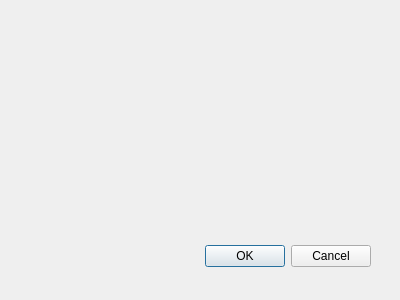
Vincent9974/Project_4_QtTest, file _exam/Project_1_MedicalSystem/remakedialog.ui: the form before one commit.
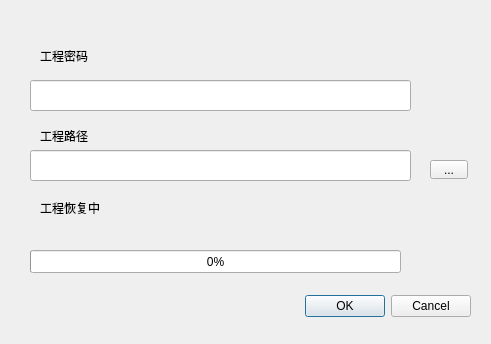
The form after the commit.

Patch:
```diff
--- a/_exam/Project_1_MedicalSystem/remakedialog.ui
+++ b/_exam/Project_1_MedicalSystem/remakedialog.ui
@@ -8,8 +8,8 @@
    <rect>
     <x>0</x>
     <y>0</y>
-    <width>400</width>
-    <height>300</height>
+    <width>491</width>
+    <height>344</height>
    </rect>
   </property>
   <property name="windowTitle">
@@ -18,8 +18,8 @@
   <widget name="buttonBox" class="QDialogButtonBox">
    <property name="geometry">
     <rect>
-     <x>30</x>
-     <y>240</y>
+     <x>130</x>
+     <y>290</y>
      <width>341</width>
      <height>32</height>
     </rect>
@@ -31,6 +31,100 @@
     <set>QDialogButtonBox::Cancel|QDialogButtonBox::Ok</set>
    </property>
   </widget>
+  <widget class="QLabel" name="label">
+   <property name="geometry">
+    <rect>
+     <x>40</x>
+     <y>50</y>
+     <width>54</width>
+     <height>12</height>
+    </rect>
+   </property>
+   <property name="text">
+    <string>工程密码</string>
+   </property>
+  </widget>
+  <widget class="QLineEdit" name="lineEditPwd">
+   <property name="geometry">
+    <rect>
+     <x>30</x>
+     <y>80</y>
+     <width>381</width>
+     <height>31</height>
+    </rect>
+   </property>
+   <property name="echoMode">
+    <enum>QLineEdit::Password</enum>
+   </property>
+  </widget>
+  <widget class="QLabel" name="label_2">
+   <property name="geometry">
+    <rect>
+     <x>40</x>
+     <y>130</y>
+     <width>54</width>
+     <height>12</height>
+    </rect>
+   </property>
+   <property name="text">
+    <string>工程路径</string>
+   </property>
+  </widget>
+  <widget class="QLineEdit" name="lineEditFilePath">
+   <property name="geometry">
+    <rect>
+     <x>30</x>
+     <y>150</y>
+     <width>381</width>
+     <height>31</height>
+    </rect>
+   </property>
+   <property name="echoMode">
+    <enum>QLineEdit::Normal</enum>
+   </property>
+   <property name="readOnly">
+    <bool>true</bool>
+   </property>
+  </widget>
+  <widget class="QToolButton" name="toolButton">
+   <property name="geometry">
+    <rect>
+     <x>430</x>
+     <y>160</y>
+     <width>38</width>
+     <height>19</height>
+    </rect>
+   </property>
+   <property name="text">
+    <string>...</string>
+   </property>
+  </widget>
+  <widget class="QLabel" name="label_3">
+   <property name="geometry">
+    <rect>
+     <x>40</x>
+     <y>200</y>
+     <width>81</width>
+     <height>16</height>
+    </rect>
+   </property>
+   <property name="text">
+    <string>工程恢复中</string>
+   </property>
+  </widget>
+  <widget class="QProgressBar" name="progressBar">
+   <property name="geometry">
+    <rect>
+     <x>30</x>
+     <y>250</y>
+     <width>371</width>
+     <height>23</height>
+    </rect>
+   </property>
+   <property name="value">
+    <number>0</number>
+   </property>
+  </widget>
  </widget>
  <pixmapfunction/>
  <resources/>
```
Left out of the diff: 9 changed lines with no effect on the pictures.
